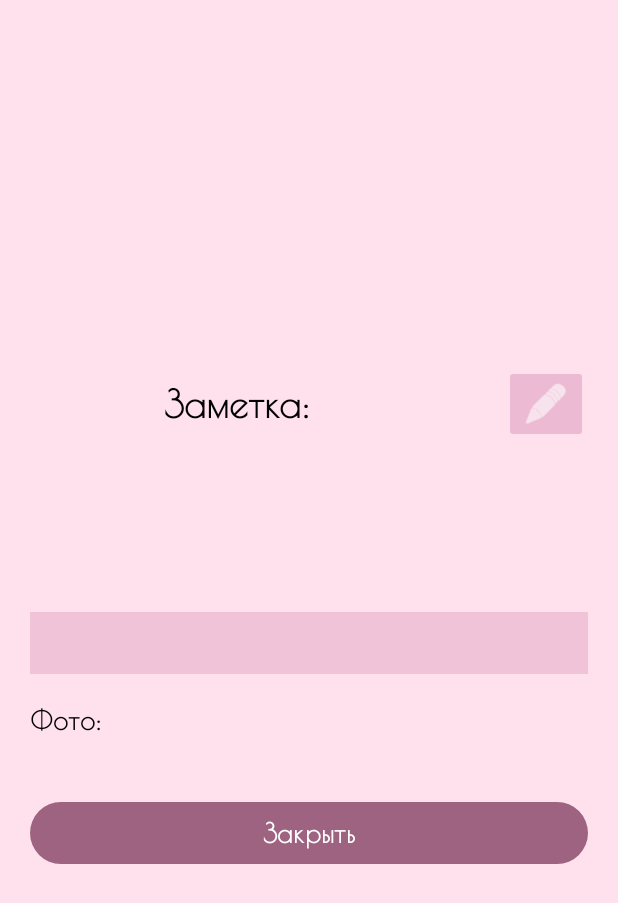
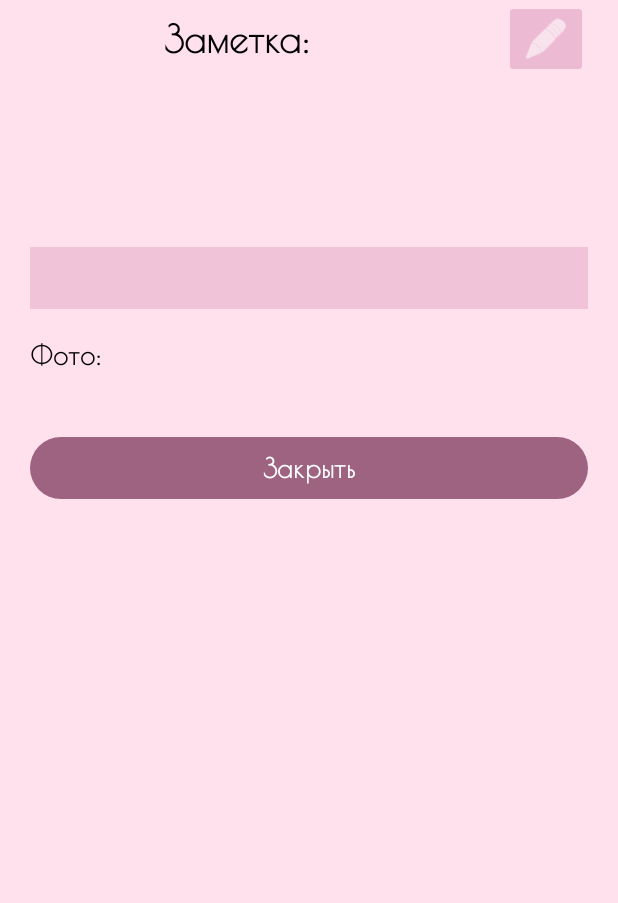
Before and after one commit to gleichmut/DiaryOfEmotions, an Android app: the NoteActivity screen opened directly, with no data from a screen before it, on a phone screen of 412 x 824 dp. Shown: the top 903 px of the screen. Run offline under Robolectric (Android 15) with nearby library versions, the phone set to English and light mode, and no system bars.

Commit message:
Исправлен скролл

```diff
--- a/app/src/main/res/layout/activity_note.xml
+++ b/app/src/main/res/layout/activity_note.xml
@@ -4,14 +4,13 @@
     android:id="@+id/scrollViewNote"
     android:layout_width="match_parent"
     android:layout_height="match_parent"
+    android:layout_gravity="center"
     android:fillViewport="true"
     android:padding="20dp">
 
     <LinearLayout
         android:layout_width="match_parent"
         android:layout_height="wrap_content"
-        android:layout_gravity="center"
-        android:gravity="center"
         android:orientation="vertical">
 
         <LinearLayout
@@ -117,6 +116,7 @@
             style="@style/Button"
             android:layout_width="match_parent"
             android:layout_height="wrap_content"
+            android:layout_marginBottom="40dp"
             android:text="@string/close" />
     </LinearLayout>
 </ScrollView>
```
